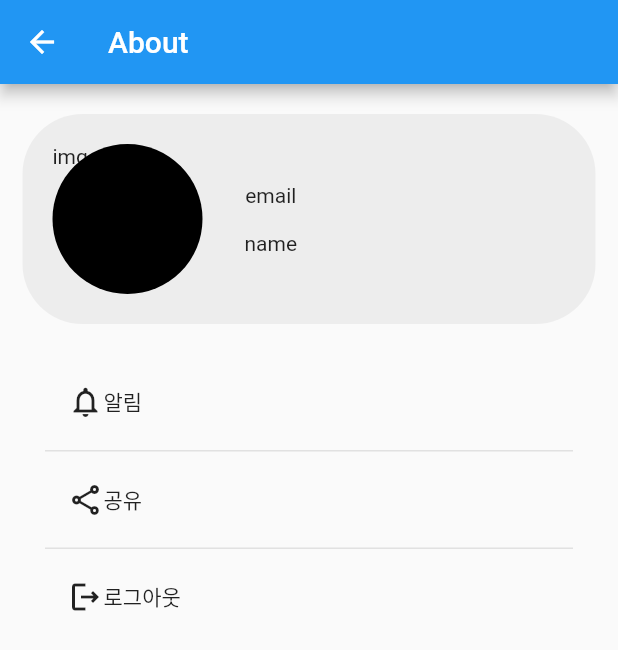
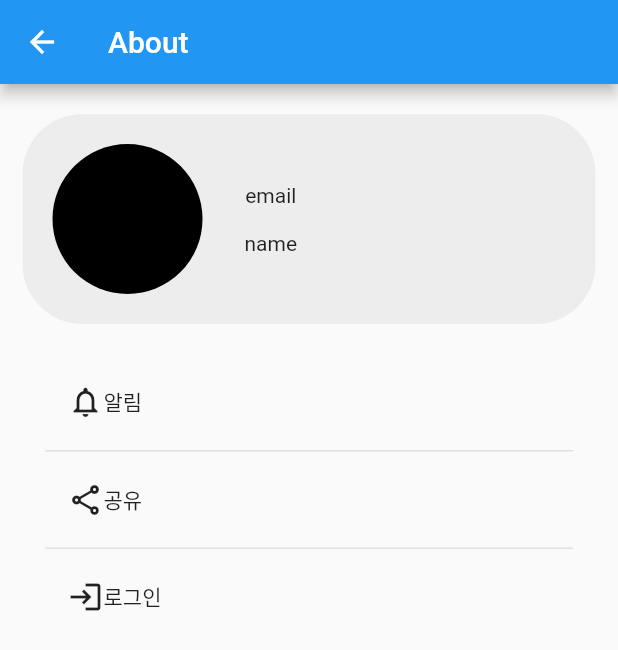
Before and after one commit to mypace0600/goodBible, a Flutter app: the screen it shows after launch, item 3 of the bottom bar chosen, on a phone screen of 412 x 824 dp. Shown: the top 650 px of the screen. Run offline on Flutter 3.47's test engine with Material 2 defaults, Android fonts, the phone set to English and light mode, and no system bars; our stand-ins replace firebase_auth, firebase_core, shared_preferences, sqflite; accounts and stored records are empty.

Commit message:
firebase and google login

```diff
--- a/lib/screens/about_screen.dart
+++ b/lib/screens/about_screen.dart
@@ -1,7 +1,27 @@
+import 'package:firebase_auth/firebase_auth.dart';
 import 'package:flutter/material.dart';
 
-class AboutScreen extends StatelessWidget {
+class AboutScreen extends StatefulWidget {
   const AboutScreen({super.key});
+
+  @override
+  State<AboutScreen> createState() => _AboutScreenState();
+}
+
+class _AboutScreenState extends State<AboutScreen> {
+  User? _user;
+
+  @override
+  void initState() {
+    super.initState();
+    _user = FirebaseAuth.instance.currentUser;
+  }
+
+  void settingNotification() {}
+
+  void shareApp() {}
+
+  void loginAndOut() {}
 
   @override
   Widget build(BuildContext context) {
@@ -36,18 +56,23 @@ class AboutScreen extends StatelessWidget {
                         borderRadius: BorderRadius.circular(50),
                         color: Colors.black,
                       ),
-                    child: const Text('img'),
-                  ),
-                  const Column(
+                      child: _user != null
+                          ? Image.network(_user!.photoURL ?? "")
+                          : const Text("")),
+                  Column(
                     mainAxisAlignment: MainAxisAlignment.spaceBetween,
                     children: [
                       Padding(
-                        padding: EdgeInsets.all(8.0),
-                        child: Text('email'),
+                        padding: const EdgeInsets.all(8.0),
+                        child: _user != null
+                            ? Text('${_user!.email}')
+                            : const Text('email'),
                       ),
                       Padding(
-                        padding: EdgeInsets.all(8.0),
-                        child: Text('name'),
+                        padding: const EdgeInsets.all(8.0),
+                        child: _user != null
+                            ? Text('${_user!.displayName}')
+                            : const Text('name'),
                       ),
                     ],
                   ),
@@ -64,7 +89,9 @@ class AboutScreen extends StatelessWidget {
                     BoxDecoration(borderRadius: BorderRadius.circular(50)),
                 child: Column(
                   children: [
-                    Container(
+                    GestureDetector(
+                      onTap: settingNotification,
+                      child: Container(
                         decoration: BoxDecoration(
                           border: BorderDirectional(
                             bottom: BorderSide(
@@ -86,7 +113,10 @@ class AboutScreen extends StatelessWidget {
                           ),
                         ),
                       ),
-                    Container(
+                    ),
+                    GestureDetector(
+                      onTap: shareApp,
+                      child: Container(
                         decoration: BoxDecoration(
                           border: BorderDirectional(
                             bottom: BorderSide(
@@ -108,16 +138,27 @@ class AboutScreen extends StatelessWidget {
                           ),
                         ),
                       ),
-                    const Padding(
-                      padding: EdgeInsets.symmetric(
+                    ),
+                    GestureDetector(
+                      onTap: loginAndOut,
+                      child: Padding(
+                        padding: const EdgeInsets.symmetric(
                           vertical: 20,
                           horizontal: 15,
                         ),
-                      child: Row(
+                        child: _user != null
+                            ? const Row(
                                 children: [
                                   Icon(Icons.logout_outlined),
                                   Text('로그아웃'),
                                 ],
+                              )
+                            : const Row(
+                                children: [
+                                  Icon(Icons.login_outlined),
+                                  Text('로그인'),
+                                ],
+                              ),
                       ),
                     ),
                   ],
--- a/pubspec.yaml
+++ b/pubspec.yaml
@@ -40,6 +40,7 @@ dependencies:
   uuid: ^3.0.7
   firebase_core: ^2.13.1
   firebase_auth: ^4.6.2
+  google_sign_in: ^6.1.3
 
   # The following adds the Cupertino Icons font to your application.
   # Use with the CupertinoIcons class for iOS style icons.
```
Lines whose indentation alone changed are shown as unchanged.
